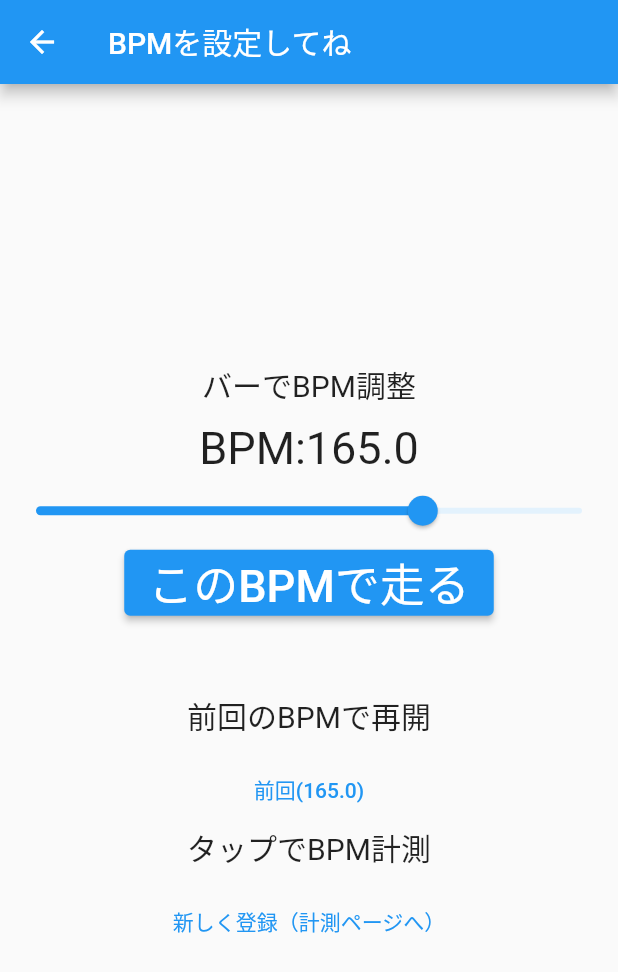
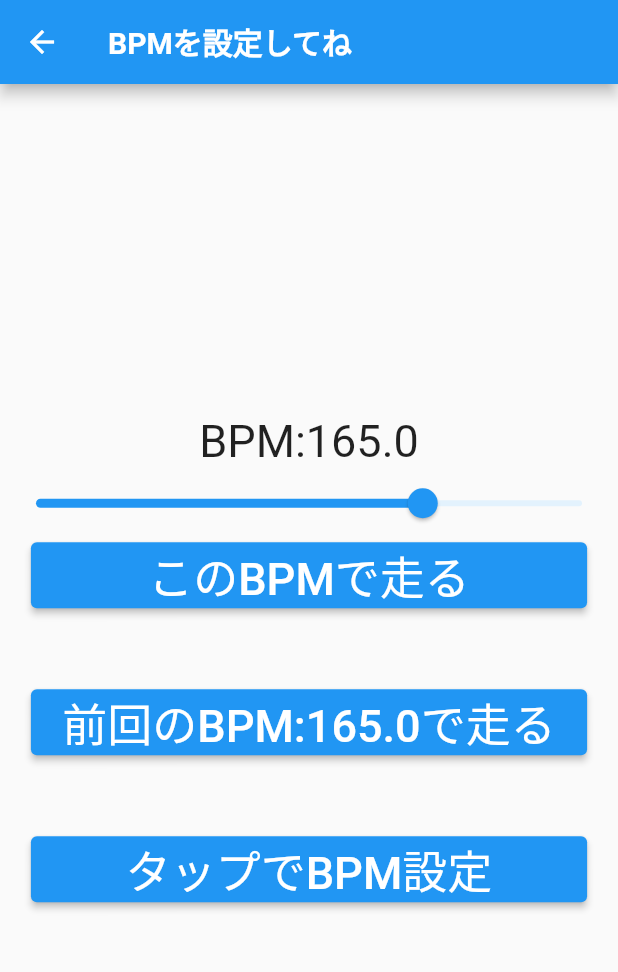
Before and after one commit to beatwalking55/beatim2, a Flutter app: the screen it shows after launch, after a tap on "おまかせ", on a phone screen of 412 x 824 dp. Shown: the top 972 px of the screen. Run offline on Flutter 3.47's test engine with Material 2 defaults, Android fonts, the phone set to English and light mode, and no system bars; our stand-ins replace cloud_firestore, firebase_core, just_audio; missing offline and left inert: audio_session; accounts and stored records are empty.

Commit message:
update UI

```diff
--- a/lib/BPMselectpage.dart
+++ b/lib/BPMselectpage.dart
@@ -14,11 +14,10 @@ class BPMSelectPage extends StatefulWidget {
 
 class _BPMSelectPageState extends State<BPMSelectPage> {
   @override
-
   Widget build(BuildContext context) {
     return Scaffold(
       appBar: AppBar(
-        title: Text("BPMを設定してね"),
+        title: Text("BPMを設定してね",style: TextStyle(fontWeight: FontWeight.bold),),
       ),
       body: Center(
         child: Column(
@@ -29,13 +28,6 @@ class _BPMSelectPageState extends State<BPMSelectPage> {
               child: Column(
                 mainAxisAlignment: MainAxisAlignment.center,
                 children: [
-                  Text(
-                    "バーでBPM調整",
-                    style: TextStyle(fontSize: 20),
-                  ),
-                  SizedBox(
-                    height: 10,
-                  ),
                   Text(
                     "BPM:${sensingBPM.toStringAsFixed(1)}",
                     style: TextStyle(fontSize: 30),
@@ -56,7 +48,9 @@ class _BPMSelectPageState extends State<BPMSelectPage> {
                         }),
                   ),
                   //計算したBPMを設定してplaypageに行くボタン。
-                  ElevatedButton(
+                  SizedBox(
+                    width:MediaQuery.of(context).size.width * 0.9,
+                    child: ElevatedButton(
                       onPressed: () {
                         Navigator.push(
                             context,
@@ -72,7 +66,9 @@ class _BPMSelectPageState extends State<BPMSelectPage> {
                       child: Text(
                         "このBPMで走る",
                         style: TextStyle(fontSize: 30),
-                      )),
+                      )
+                    ),
+                  )
                 ],
               ),
             ),
@@ -87,30 +83,34 @@ class _BPMSelectPageState extends State<BPMSelectPage> {
               child: Column(
                 mainAxisAlignment: MainAxisAlignment.center,
                 children: [
-                  Text(
-                    "前回のBPMで再開",
-                    style: TextStyle(fontSize: 20),
-                  ),
                   SizedBox(
-                    height: 10,
-                  ),
-
-                  //前回のBPMを選ぶボタン
-                  TextButton(
+                    width:MediaQuery.of(context).size.width * 0.9,
+                    child: ElevatedButton(
                       onPressed: () {
                         Navigator.push(
                             context,
                             MaterialPageRoute(
                                 builder: (context) => PlayPage()));
                         setState(() {
-                          sensingBPM = previous_sensingBPM;
+                          sensingBPM = sensingBPM;
+                          previous_sensingBPM = previous_sensingBPM;
                         });
                         playlist = musicselect(
                             genre: genre, artist: artist, BPM: sensingBPM);
                       },
-                      child: Text("前回(${previous_sensingBPM})")),
+                      child: Text(
+                        "前回のBPM:${previous_sensingBPM.toStringAsFixed(1)}で走る",
+                        style: TextStyle(fontSize: 30),
+                      )
+                    ),
+                  )
                 ],
               ),
+            ),
+
+            //中間にある隙間。
+            SizedBox(
+              height: 50,
             ),
 
             // BPMを新規計測する部分。
@@ -118,14 +118,9 @@ class _BPMSelectPageState extends State<BPMSelectPage> {
               child: Column(
                   mainAxisAlignment: MainAxisAlignment.center,
                   children: [
-                  Text(
-                    "タップでBPM計測",
-                    style: TextStyle(fontSize: 20),
-                  ),
                     SizedBox(
-                    height: 10,
-                  ),
-                  TextButton(
+                      width:MediaQuery.of(context).size.width * 0.9,
+                      child: ElevatedButton(
                         onPressed: () async {
                           setState(() {
                             comefrom = "bpmselectpage";
@@ -136,8 +131,12 @@ class _BPMSelectPageState extends State<BPMSelectPage> {
                               builder: (context) => BPMSensingPage()));
                           setState(() {});
                         },
-                    child: Text("新しく登録（計測ページへ）")
+                        child: Text(
+                          "タップでBPM設定",
+                          style: TextStyle(fontSize: 30),
+                          )
                         ),
+                      )
                   ]
               ),
             )
--- a/lib/BPMsensingpage.dart
+++ b/lib/BPMsensingpage.dart
@@ -18,7 +18,7 @@ class _BPMSensingPageState extends State<BPMSensingPage> {
   Widget build(BuildContext context) {
     return Scaffold(
       appBar: AppBar(
-        title: Text("BPMを計測しよう"),
+        title: Text("BPMを計測しよう",style: TextStyle(fontWeight: FontWeight.bold),),
       ),
       body:         Container(
         width:  double.infinity,
@@ -74,8 +74,8 @@ class _BPMSensingPageState extends State<BPMSensingPage> {
         top: 300.0,
             child: Column(
               children: [
-                Text("走るリズムに合わせて画面をタップ"),
-                Text("BPM:${sensingBPM}"),
+                Text("走るリズムに合わせて\n画面を6回タップ",style: TextStyle(fontSize: 30),),
+                Text("BPM:${sensingBPM}",style: TextStyle(fontSize: 30),),
               ],
             ),
           ),
--- a/lib/artistselectpage.dart
+++ b/lib/artistselectpage.dart
@@ -31,7 +31,7 @@ class _artistselectState extends State<ArtistSelectPage> {
   Widget build(BuildContext context) {
     return Scaffold(
       appBar: AppBar(
-        title: Text("好きなアーティストを選んでね"),
+        title: Text("好きなアーティストを選んでね",style: TextStyle(fontWeight: FontWeight.bold),),
       ),
       body: Center(
         child: Column(
@@ -49,16 +49,16 @@ class _artistselectState extends State<ArtistSelectPage> {
                          genre = "free";
                          artist = artistList[index];
                        });
-                     }, child: Text(artistList[index]),
+                     }, child: Text(artistList[index],style: TextStyle(fontSize: 30),),
                      ),
                    );
                  },
                ),
            ),
-           TextButton(onPressed: (){
-             Navigator.pop(context);
-           }, child: Text("ジャンル選択画面にもどる")
-           ),
+          //  TextButton(onPressed: (){
+          //    Navigator.pop(context);
+          //  }, child: Text("ジャンル選択画面にもどる")
+          //  ),
           ],
         ),
       ),
--- a/lib/genreselectpage.dart
+++ b/lib/genreselectpage.dart
@@ -20,7 +20,7 @@ class _genreselectpageState extends State<genreselectpage> {
   Widget build(BuildContext context) {
     return Scaffold(
       appBar: AppBar(
-        title: Text("好きなジャンルを選んでね"),
+        title: Text("好きなジャンルを選んでね",style: TextStyle(fontWeight: FontWeight.bold),),
       ),
       body: Center(
         child: Column(
@@ -37,7 +37,7 @@ class _genreselectpageState extends State<genreselectpage> {
                         genre = genreList[index];
                         artist = "free";
                       });
-                    }, child: Text(genreList[index])
+                    }, child: Text(genreList[index],style: TextStyle(fontSize: 30),)
                     ),
                   );
                 },
--- a/lib/startpage.dart
+++ b/lib/startpage.dart
@@ -39,29 +39,55 @@ class _MyHomePageState extends State<MyHomePage> {
     // than having to individually change instances of widgets.
     return Scaffold(
       appBar: AppBar(
-        title: Text("スタートページ"),
+        title: Text("スタートページ",style: TextStyle(fontWeight: FontWeight.bold),),
       ),
       body: Center(
         child: Column(
           mainAxisAlignment: MainAxisAlignment.center,
           children:<Widget> [
-            TextButton(onPressed: (){
-              setState(() {
-                genre = "free";
-                artist = "free";
-              });
-              Navigator.push(context, MaterialPageRoute(builder: (context) => BPMSelectPage()));
-            }, child: Text("おまかせ")),
-            TextButton(
-                onPressed:(){
+            SizedBox(
+              width:MediaQuery.of(context).size.width * 0.9,
+              child: ElevatedButton(
+                onPressed: (){
+                  setState(() {
+                    genre = "free";
+                    artist = "free";
+                  });
+                  Navigator.push(context, MaterialPageRoute(builder: (context) => BPMSelectPage()));
+                },
+                child: Text("おまかせ",style: TextStyle(fontSize: 30),)
+                ),
+            ),
+
+            //中間にある隙間。
+            SizedBox(
+              height: 50,
+            ),
+
+            SizedBox(
+              width:MediaQuery.of(context).size.width * 0.9,
+              child: ElevatedButton(
+                onPressed: (){
                   Navigator.push(context, MaterialPageRoute(builder: (context) => genreselectpage()));
                 },
-                 child: Text("ジャンルから選ぶ")),
-            TextButton(
+                child: Text("ジャンルから選ぶ",style: TextStyle(fontSize: 30),)
+                ),
+            ),
+
+            //中間にある隙間。
+            SizedBox(
+              height: 50,
+            ),
+
+            SizedBox(
+              width:MediaQuery.of(context).size.width * 0.9,
+              child: ElevatedButton(
                 onPressed: (){
                   Navigator.push(context, MaterialPageRoute(builder: (context) => ArtistSelectPage()));
                 },
-                child: Text("アーティストから選ぶ")),
+                child: Text("アーティストから選ぶ",style: TextStyle(fontSize: 30),)
+                ),
+            ),
           ],
         ),
       )
```
Also changed, not shown: lib/playpage.dart (+9 -9 lines). Lines whose indentation alone changed are shown as unchanged.
